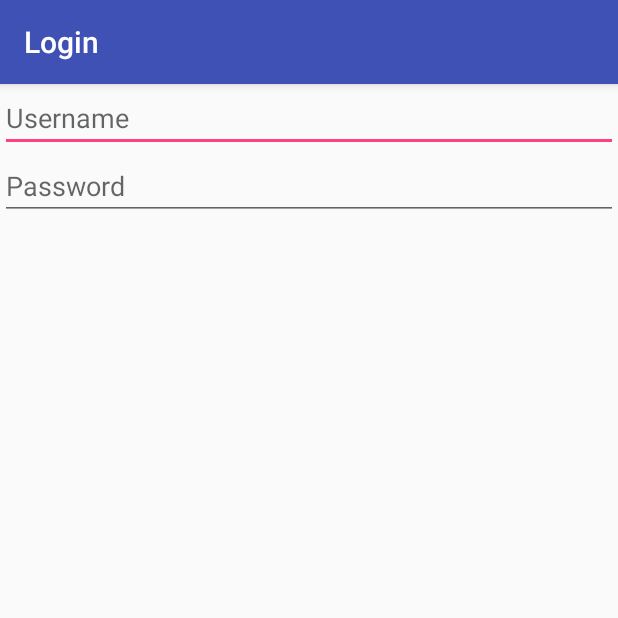
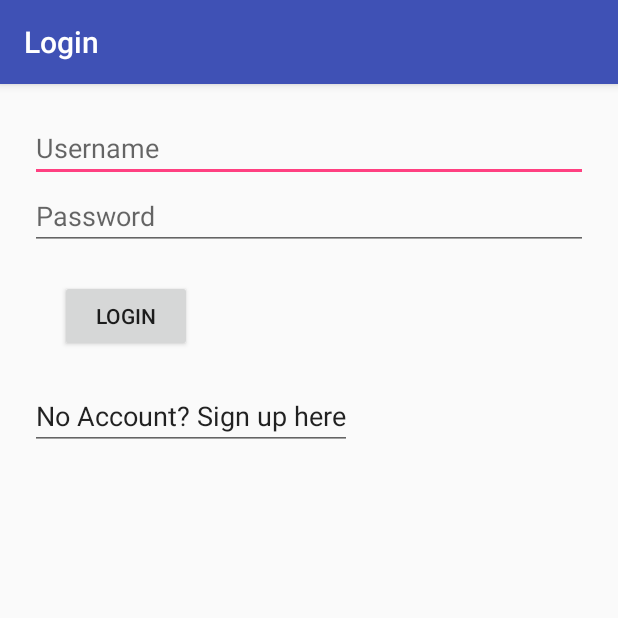
Before and after one commit to sreenumr/KotlinLogin, an Android app: the screen it shows after launch (MainActivity), on a phone screen of 412 x 824 dp, the top half of it. Run offline under Robolectric (Android 15) with nearby library versions, the phone set to English and light mode, and no system bars.

Commit message:
Made Separate login and registration activity

```diff
--- a/app/src/main/res/layout/activity_main.xml
+++ b/app/src/main/res/layout/activity_main.xml
@@ -4,7 +4,8 @@
     xmlns:app="http://schemas.android.com/apk/res-auto"
     xmlns:tools="http://schemas.android.com/tools"
     android:layout_width="match_parent"
-    android:layout_height="match_parent"
+    android:layout_height="wrap_content"
+    android:layout_margin="20dp"
     tools:context="com.example.sreenu.login.MainActivity">
 
     <LinearLayout
@@ -14,17 +15,33 @@
         android:id="@+id/linearLayout">
 
         <EditText
-            android:id="@+id/editText"
+            android:id="@+id/login"
             android:hint="Username"
             android:layout_width="match_parent"
             android:layout_height="wrap_content"/>
 
         <EditText
+            android:id="@+id/password"
             android:layout_width="match_parent"
             android:layout_height="wrap_content"
-            android:hint="Password"/>
+            android:hint="Password"
+            android:inputType="textPassword"/>
 
-        </LinearLayout>
+        <Button
+            android:layout_margin="20dp"
+            android:id="@+id/loginButton"
+            android:layout_width="wrap_content"
+            android:text="Login"
+            android:layout_height="wrap_content" />
+
+        <EditText
+            android:id="@+id/signUpText"
+            android:layout_width="wrap_content"
+            android:layout_height="wrap_content"
+            android:text="No Account? Sign up here"
+            />
+
+    </LinearLayout>
 
 
 
```
